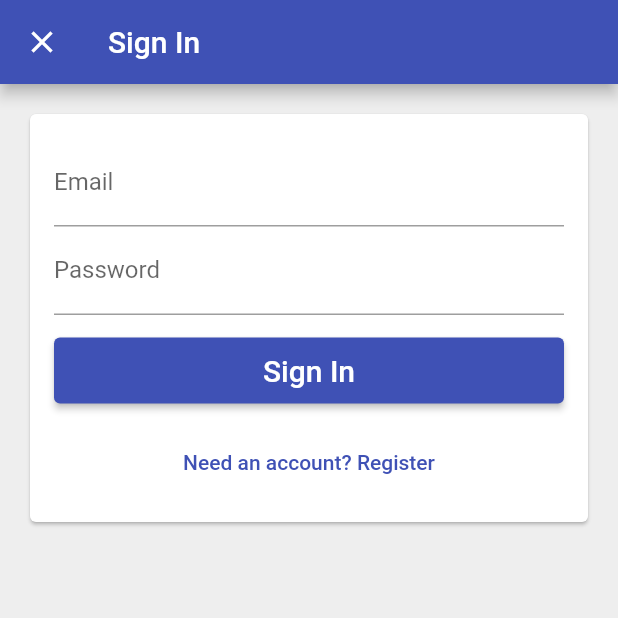
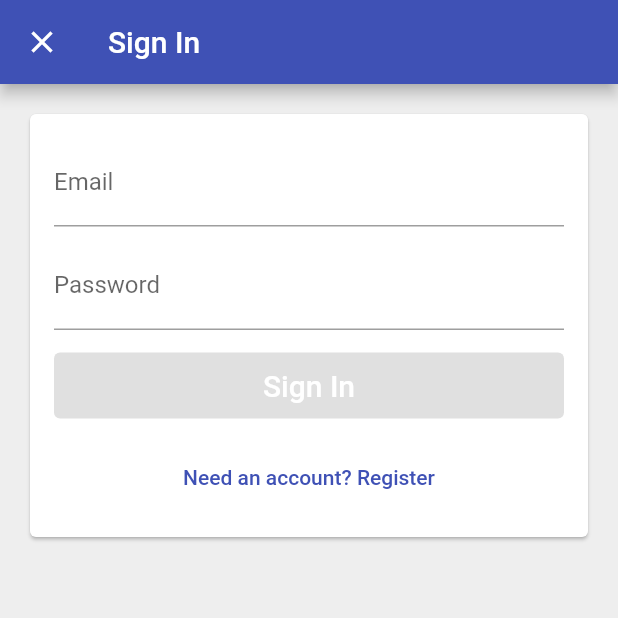
Before and after one commit to tunganh252/time_tracker_nta, a Flutter app: the screen it shows after launch, after a tap on "Sign in with Email", on a phone screen of 412 x 824 dp, the top half of it. Run offline on Flutter 3.47's test engine with Material 2 defaults, Android fonts, the phone set to English and light mode, and no system bars; our stand-ins replace firebase_auth, firebase_core, google_sign_in; missing offline and left inert: flutter_login_facebook; accounts and stored records are empty.

Commit message:
[done] - feature signIn + register with email

```diff
--- a/lib/app/sign_in/email_sign_in_form.dart
+++ b/lib/app/sign_in/email_sign_in_form.dart
@@ -1,28 +1,69 @@
 import 'package:flutter/material.dart';
+import 'package:test_01/app/sign_in/validators.dart';
 import 'package:test_01/common_widgets/form_submit_button.dart';
+import 'package:test_01/services/auth.dart';
 
 enum EmailSignInFormType { signIn, register }
 
-class EmailSignInform extends StatefulWidget {
+class EmailSignInform extends StatefulWidget with EmailAndPasswordValidators {
+  EmailSignInform({Key? key, required this.auth}) : super(key: key);
+
+  // EmailSignInform({required this.auth});
+
+  final AuthBase auth;
+
   @override
   _EmailSignInformState createState() => _EmailSignInformState();
 }
 
 class _EmailSignInformState extends State<EmailSignInform> {
   final TextEditingController _emailController = TextEditingController();
+  final TextEditingController _passwordController = TextEditingController();
+  final FocusNode _emailFocusNode = FocusNode();
+  final FocusNode _passwordFocusNode = FocusNode();
 
-  final TextEditingController _passwordController = TextEditingController();
+  String get _email => _emailController.text;
+
+  String get _password => _passwordController.text;
 
   EmailSignInFormType _formType = EmailSignInFormType.signIn;
 
-  void _submitButton() {
-    /// TODO: print email and password
-    print(
-        'email: ${_emailController.text} and password: ${_passwordController.text}');
+  bool _submitted = false;
+  bool _loading = false;
+
+  void _submitButton() async {
+    setState(() {
+      _submitted = true;
+      _loading = true;
+    });
+    try {
+      await Future.delayed(Duration(seconds: 1));
+      if (_formType == EmailSignInFormType.signIn) {
+        await widget.auth.signInWithEmailAndPassword(_email, _password);
+      } else if (_formType == EmailSignInFormType.register) {
+        await widget.auth.createWithEmailAndPassword(_email, _password);
+      }
+
+      Navigator.of(context).pop();
+    } catch (e) {
+      print(e.toString());
+    } finally {
+      setState(() {
+        _loading = false;
+      });
+    }
+  }
+
+  void _emailEditingComplete() {
+    final newFocus = widget.emailValidator.isValid(_email)
+        ? _passwordFocusNode
+        : _emailFocusNode;
+    FocusScope.of(context).requestFocus(newFocus);
   }
 
   void _toggleFormType() {
     setState(() {
+      _submitted = false;
       _formType = _formType == EmailSignInFormType.signIn
           ? EmailSignInFormType.register
           : EmailSignInFormType.signIn;
@@ -39,21 +80,61 @@ class _EmailSignInformState extends State<EmailSignInform> {
         ? "Need an account? Register"
         : "Have an account? Sign In";
 
+    bool submitEnable = widget.emailValidator.isValid(_email) &&
+        widget.passwordValidator.isValid(_password) &&
+        !_loading;
+
     return [
-      TextField(
-        controller: _emailController,
-        decoration: InputDecoration(
-            labelText: "Email", hintText: "tunganh252@gmail.com"),
-      ),
-      TextField(
-          controller: _passwordController,
-          decoration: InputDecoration(labelText: "Password"),
-          obscureText: true),
+      _buildEmailTextField(),
+      SizedBox(height: 10),
+      _buildPasswordTextField(),
       SizedBox(height: 15),
-      FormSubmitButton(text: primaryText, onPressed: _submitButton),
+      FormSubmitButton(
+          text: primaryText, onPressed: submitEnable ? _submitButton : null),
       SizedBox(height: 15),
-      TextButton(onPressed: _toggleFormType, child: Text(secondaryText))
+      TextButton(
+          onPressed: _loading ? null : _toggleFormType,
+          child: Text(secondaryText))
     ];
+  }
+
+  TextField _buildEmailTextField() {
+    bool showErrorText = _submitted && !widget.emailValidator.isValid(_email);
+    String emailErrorText = widget.emailErrorText;
+
+    return TextField(
+      controller: _emailController,
+      focusNode: _emailFocusNode,
+      decoration: InputDecoration(
+          labelText: "Email",
+          hintText: "tunganh2521999@gmail.com",
+          errorText: showErrorText ? emailErrorText : null),
+      enabled: !_loading,
+      autocorrect: false,
+      onChanged: (password) => _updateState(),
+      keyboardType: TextInputType.emailAddress,
+      textInputAction: TextInputAction.next,
+      onEditingComplete: _emailEditingComplete,
+    );
+  }
+
+  TextField _buildPasswordTextField() {
+    bool showErrorText =
+        _submitted && !widget.passwordValidator.isValid(_password);
+    String passwordErrorText = widget.passwordErrorText;
+
+    return TextField(
+      controller: _passwordController,
+      focusNode: _passwordFocusNode,
+      decoration: InputDecoration(
+          labelText: "Password",
+          errorText: showErrorText ? passwordErrorText : null),
+      enabled: !_loading,
+      obscureText: true,
+      onChanged: (email) => _updateState(),
+      textInputAction: TextInputAction.done,
+      onEditingComplete: _submitButton,
+    );
   }
 
   @override
@@ -67,4 +148,8 @@ class _EmailSignInformState extends State<EmailSignInform> {
       ),
     );
   }
+
+  void _updateState() {
+    setState(() {});
+  }
 }
--- a/lib/app/sign_in/email_sign_in_page.dart
+++ b/lib/app/sign_in/email_sign_in_page.dart
@@ -1,8 +1,11 @@
 import 'package:flutter/material.dart';
 import 'package:test_01/app/sign_in/email_sign_in_form.dart';
+import 'package:test_01/services/auth.dart';
 
 class EmailSignInPage extends StatelessWidget {
-  const EmailSignInPage({Key? key}) : super(key: key);
+  const EmailSignInPage({Key? key, required this.auth}) : super(key: key);
+
+  final AuthBase auth;
 
   @override
   Widget build(BuildContext context) {
@@ -11,10 +14,14 @@ class EmailSignInPage extends StatelessWidget {
         title: Text("Sign In"),
         elevation: 4.0,
       ),
-      body: Padding(
-        padding: const EdgeInsets.all(16.0),
-        child: Card(
-          child: EmailSignInform(),
+      body: SingleChildScrollView(
+        child: Padding(
+          padding: const EdgeInsets.all(16.0),
+          child: Card(
+            child: EmailSignInform(
+              auth: auth,
+            ),
+          ),
         ),
       ),
       backgroundColor: Colors.grey[200],
--- a/lib/app/sign_in/sign_in_page.dart
+++ b/lib/app/sign_in/sign_in_page.dart
@@ -37,9 +37,10 @@ class SignInPage extends StatelessWidget {
   void _signInWithEmail(BuildContext context) {
     /// TODO: function navigate to EmailSignInPage
     Navigator.of(context).push(MaterialPageRoute<void>(
-      builder: (context) => EmailSignInPage(),
+      builder: (context) => EmailSignInPage(
+        auth: auth,
+      ),
       fullscreenDialog: true,
-
     ));
   }
 
--- /dev/null
+++ b/lib/app/sign_in/validators.dart
@@ -0,0 +1,17 @@
+abstract class StringValidator {
+  bool isValid(String value);
+}
+
+class NonEmptyStringValidator implements StringValidator {
+  @override
+  bool isValid(String value) {
+    return value.isNotEmpty;
+  }
+}
+
+class EmailAndPasswordValidators {
+  final StringValidator emailValidator = NonEmptyStringValidator();
+  final StringValidator passwordValidator = NonEmptyStringValidator();
+  final emailErrorText = "Email can\'t be empty";
+  final passwordErrorText = "Password can\'t be empty";
+}
--- a/lib/common_widgets/form_submit_button.dart
+++ b/lib/common_widgets/form_submit_button.dart
@@ -4,14 +4,14 @@ import 'package:test_01/common_widgets/custom_elevated_button.dart';
 class FormSubmitButton extends CustomElevatedButton {
   FormSubmitButton({
     required String text,
-    required VoidCallback  onPressed,
+    required onPressed,
   }) : super(
             child: Text(
               text,
               style: TextStyle(color: Colors.white, fontSize: 20.0),
             ),
             height: 44.0,
-            color: Colors.indigo  ,
+            color: Colors.indigo,
             borderRadius: 4.0,
             onPressed: onPressed);
 }
```
Also changed, not shown: lib/services/auth.dart (+20 -0 lines).
